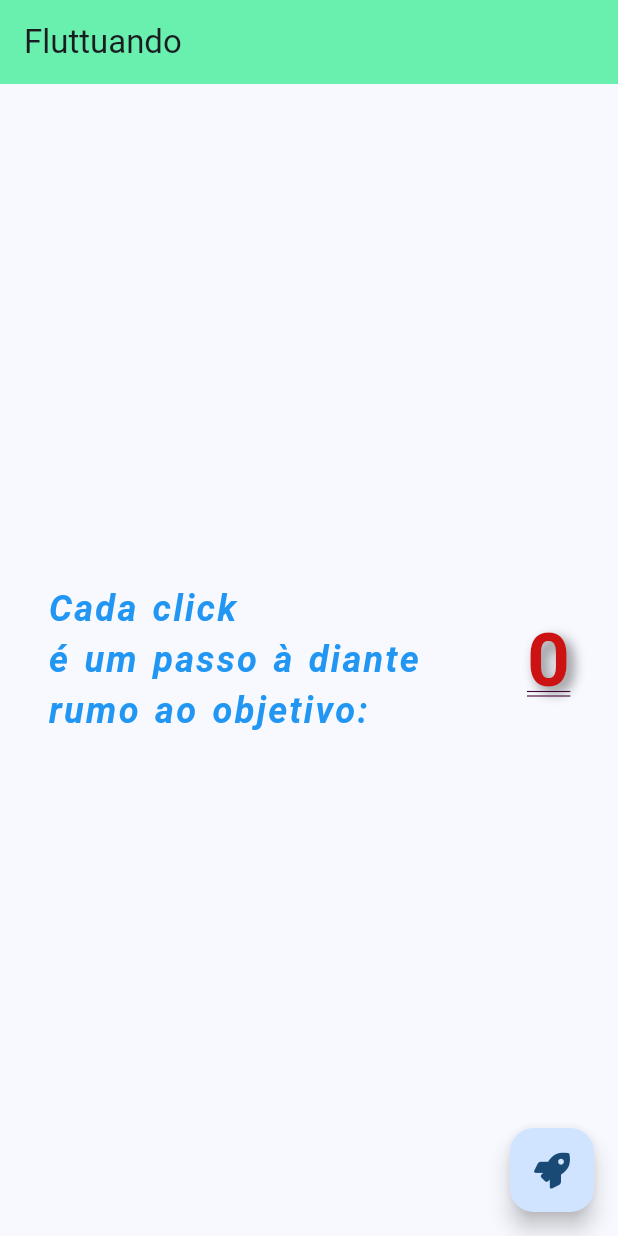
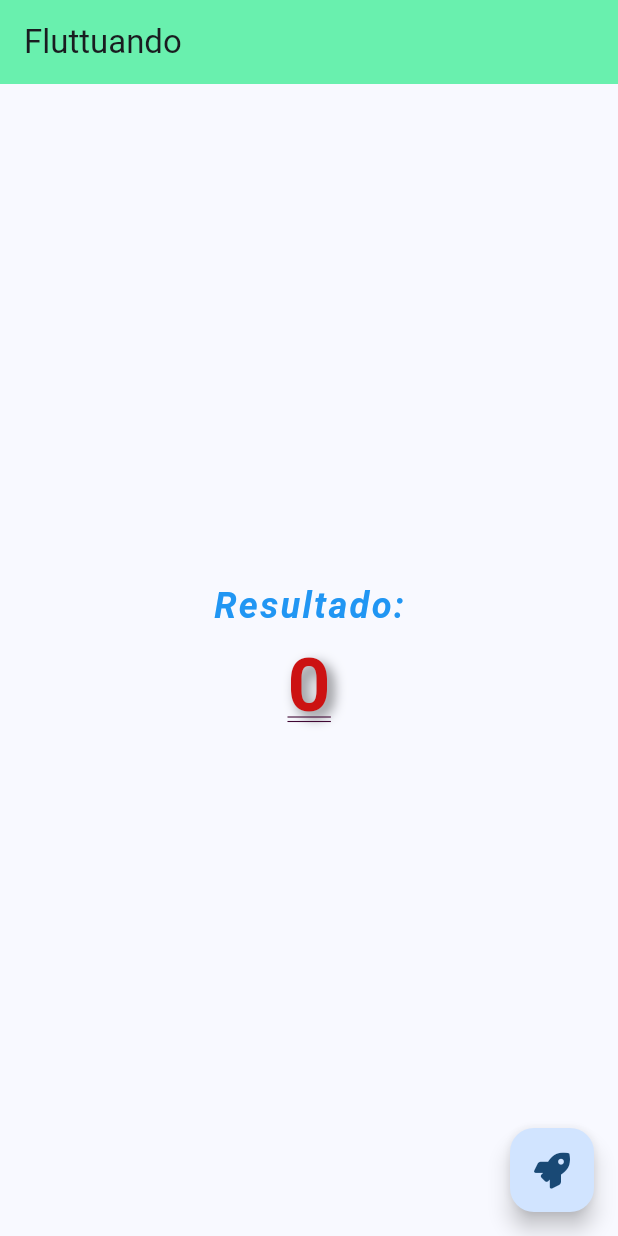
Before and after one commit to MateusOliveira991/projeto-flutter-modulo2, a Flutter app: the screen it shows after launch, on a phone screen of 412 x 824 dp. Run offline on Flutter 3.47's test engine with Material 3 defaults, Android fonts, the phone set to English and light mode, and no system bars; our stand-ins replace font_awesome_flutter.

Commit message:
style: alterando style do layout

```diff
--- a/lib/main.dart
+++ b/lib/main.dart
@@ -50,11 +50,11 @@ class _MyHomePageState extends State<MyHomePage> {
         title: Text(widget.title),
       ),
       body: Center(
-        child: Row(
-          mainAxisAlignment: MainAxisAlignment.spaceAround,
+        child: Column(
+          mainAxisAlignment: MainAxisAlignment.center,
           children: <Widget>[
             const Text(
-              'Cada click \né um passo à diante \nrumo ao objetivo:',
+              'Resultado:',
               style: TextStyle(
                 fontSize: 24,
                 fontWeight: FontWeight.bold,
```
